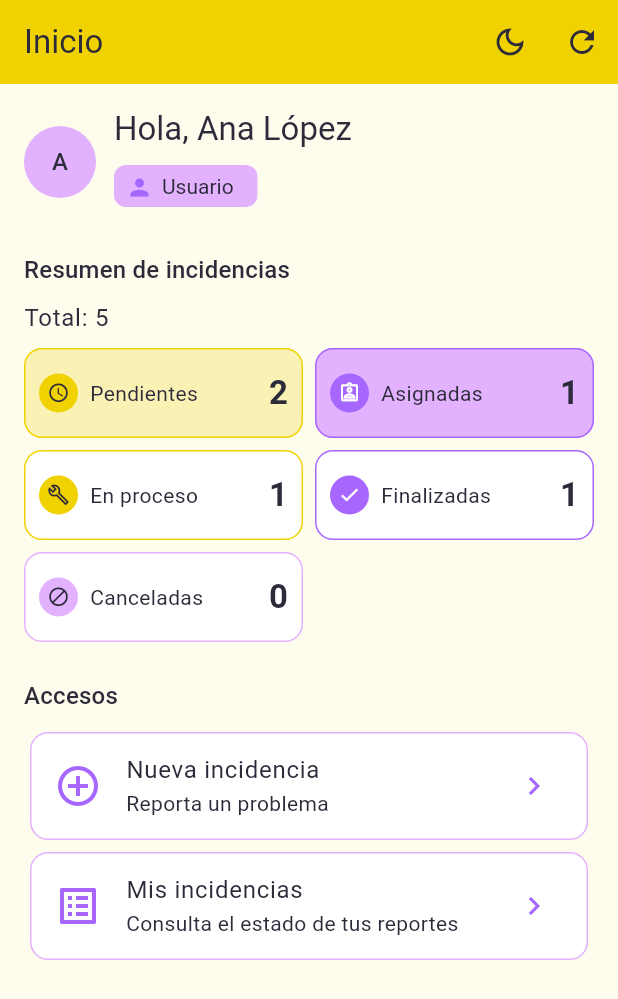
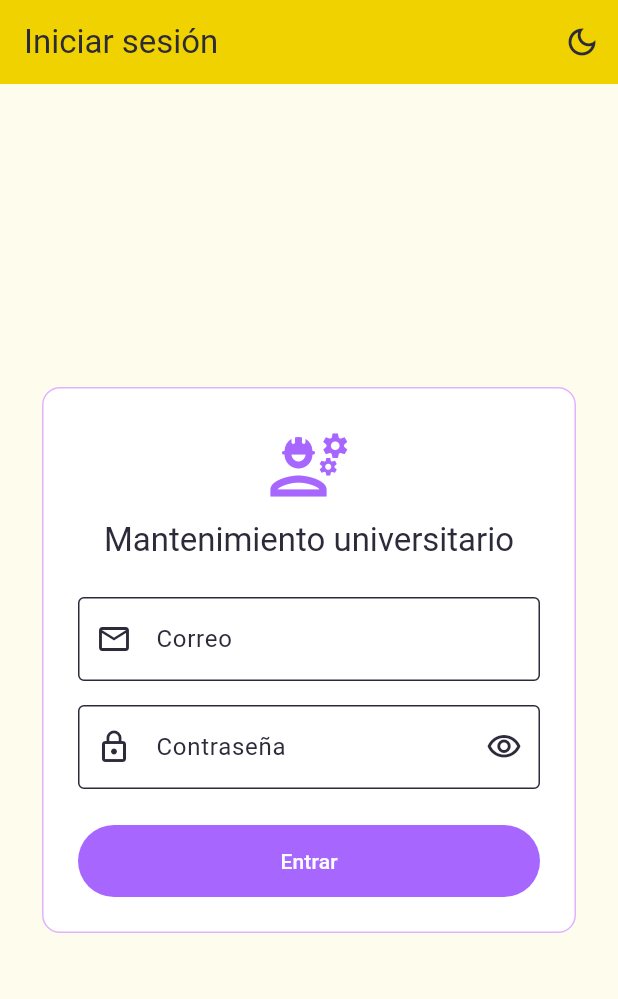
Before and after one commit to Sistema-Mantenimiento-Universitario/aplicacion-mantenimiento-universitario, a Flutter app: the screen it shows after launch, on a phone screen of 412 x 824 dp. Shown: the top 999 px of the screen. Run offline on Flutter 3.47's test engine with Material 3 defaults, Android fonts, the phone set to English and light mode, and no system bars; our stand-ins replace shared_preferences; accounts and stored records are empty.

Commit message:
F4: inicio de sesión y manejo de sesión

```diff
--- /dev/null
+++ b/frontend/lib/data/auth_fake_repository.dart
@@ -0,0 +1,73 @@
+import '../models/usuario.dart';
+import 'auth_repository.dart';
+import 'incidencias_repository.dart' show ApiException;
+
+/// Login simulado mientras el backend no tenga /api/auth/login.
+///
+/// Usuarios de prueba:
+///   ana@correo.com  / Ana12345  · usuario
+///   luis@correo.com / Luis12345 · operador
+class FakeAuthRepository implements AuthRepository {
+  FakeAuthRepository({this.demora = const Duration(milliseconds: 600)});
+
+  final Duration demora;
+
+  static const _usuarios = [
+    (
+      id: 1,
+      nombre: 'Ana López',
+      correo: 'ana@correo.com',
+      password: 'Ana12345',
+      rol: Rol.usuario,
+    ),
+    (
+      id: 2,
+      nombre: 'Luis Pérez',
+      correo: 'luis@correo.com',
+      password: 'Luis12345',
+      rol: Rol.operador,
+    ),
+  ];
+
+  static const _prefijoToken = 'fake-token-';
+
+  @override
+  Future<Usuario> login(String correo, String password) async {
+    await _esperar();
+    for (final u in _usuarios) {
+      if (u.correo == correo.trim().toLowerCase() && u.password == password) {
+        return _aUsuario(u);
+      }
+    }
+    throw ApiException('Correo o contraseña incorrectos', statusCode: 401);
+  }
+
+  @override
+  Future<Usuario> perfil(String token) async {
+    await _esperar();
+    final id = token.startsWith(_prefijoToken)
+        ? int.tryParse(token.substring(_prefijoToken.length))
+        : null;
+    for (final u in _usuarios) {
+      if (u.id == id) return _aUsuario(u);
+    }
+    throw ApiException(
+      'Sesión expirada. Inicia sesión de nuevo',
+      statusCode: 401,
+    );
+  }
+
+  Future<void> _esperar() async {
+    if (demora > Duration.zero) await Future<void>.delayed(demora);
+  }
+
+  static Usuario _aUsuario(
+    ({int id, String nombre, String correo, String password, Rol rol}) u,
+  ) => Usuario(
+    id: u.id,
+    nombre: u.nombre,
+    correo: u.correo,
+    rol: u.rol,
+    token: '$_prefijoToken${u.id}',
+  );
+}
--- /dev/null
+++ b/frontend/lib/data/sesion_controller.dart
@@ -0,0 +1,66 @@
+import 'package:flutter/foundation.dart';
+
+import '../models/usuario.dart';
+import 'auth_repository.dart';
+import 'incidencias_repository.dart' show ApiException;
+import 'sesion_storage.dart';
+
+enum EstadoSesion { cargando, sinSesion, conSesion }
+
+/// Estado de la sesión de toda la app. `main.dart` lo escucha para
+/// decidir si muestra el login o la pantalla principal.
+class SesionController extends ChangeNotifier {
+  SesionController({required this.auth, required this.storage});
+
+  final AuthRepository auth;
+  final SesionStorage storage;
+
+  EstadoSesion _estado = EstadoSesion.cargando;
+  Usuario? _usuario;
+
+  EstadoSesion get estado => _estado;
+  Usuario? get usuario => _usuario;
+
+  /// Al abrir la app: si hay sesión guardada, la valida con
+  /// GET /api/auth/perfil y entra directo a la pantalla principal.
+  Future<void> iniciar() async {
+    final guardado = await storage.leer();
+    if (guardado == null) {
+      _cambiar(EstadoSesion.sinSesion, null);
+      return;
+    }
+
+    try {
+      final usuario = await auth.perfil(guardado.token!);
+      await storage.guardar(usuario);
+      _cambiar(EstadoSesion.conSesion, usuario);
+    } on ApiException catch (e) {
+      if (e.sesionExpirada) {
+        // Token inválido o expirado: se borra y se pide login.
+        await storage.borrar();
+        _cambiar(EstadoSesion.sinSesion, null);
+      } else {
+        // Sin conexión u otro error: se entra con los datos guardados.
+        _cambiar(EstadoSesion.conSesion, guardado);
+      }
+    }
+  }
+
+  /// Lanza [ApiException] si las credenciales son incorrectas.
+  Future<void> iniciarSesion(String correo, String password) async {
+    final usuario = await auth.login(correo, password);
+    await storage.guardar(usuario);
+    _cambiar(EstadoSesion.conSesion, usuario);
+  }
+
+  Future<void> cerrarSesion() async {
+    await storage.borrar();
+    _cambiar(EstadoSesion.sinSesion, null);
+  }
+
+  void _cambiar(EstadoSesion estado, Usuario? usuario) {
+    _estado = estado;
+    _usuario = usuario;
+    notifyListeners();
+  }
+}
--- a/frontend/lib/main.dart
+++ b/frontend/lib/main.dart
@@ -1,9 +1,14 @@
 import 'package:flutter/material.dart';
 
+import 'data/auth_fake_repository.dart';
+import 'data/auth_repository.dart';
 import 'data/incidencias_fake_repository.dart';
 import 'data/incidencias_repository.dart';
+import 'data/sesion_controller.dart';
+import 'data/sesion_storage.dart';
 import 'models/usuario.dart';
 import 'pages/home_page.dart';
+import 'pages/login_page.dart';
 import 'pages/pendiente_page.dart';
 import 'pages/rutas.dart';
 import 'theme/app_theme.dart';
@@ -15,47 +20,85 @@ const String kApiBaseUrl = String.fromEnvironment(
   defaultValue: 'http://localhost:3000/api',
 );
 
+// TODO: cambiar defaultValue a true cuando el backend tenga
+// POST /api/auth/login y GET /api/incidencias/resumen.
 /// false → datos simulados. true → backend real:
-///   `flutter run -d chrome --dart-define=API_REAL=true --dart-define=API_TOKEN=TU_TOKEN`
-const bool kUsarApiReal = bool.fromEnvironment('API_REAL');
-
-/// JWT de prueba mientras no exista la pantalla de login.
-const String kTokenPrueba = String.fromEnvironment('API_TOKEN');
+///   `flutter run -d chrome --dart-define=API_REAL=true`
+const bool kUsarApiReal = bool.fromEnvironment('API_REAL', defaultValue: false);
 
 void main() {
   runApp(const MyApp());
 }
 
-class MyApp extends StatelessWidget {
-  const MyApp({super.key, this.repositorio});
+class MyApp extends StatefulWidget {
+  const MyApp({
+    super.key,
+    this.authRepository,
+    this.sesionStorage,
+    this.crearIncidenciasRepository,
+  });
 
-  /// Permite inyectar otro repositorio (lo usan las pruebas).
-  final IncidenciasRepository? repositorio;
+  /// Permiten inyectar dependencias (las usan las pruebas).
+  final AuthRepository? authRepository;
+  final SesionStorage? sesionStorage;
+  final IncidenciasRepository Function(Usuario usuario)?
+  crearIncidenciasRepository;
 
-  // TODO: reemplazar por el usuario que devuelve POST /api/auth/login.
-  // Para probar la vista del operador: id 2, Luis Pérez, Rol.operador.
-  static const Usuario usuarioDemo = Usuario(
-    id: 1,
-    nombre: 'Ana López',
-    correo: 'ana@correo.com',
-    rol: Rol.usuario,
-    token: kTokenPrueba,
-  );
+  @override
+  State<MyApp> createState() => _MyAppState();
+}
+
+class _MyAppState extends State<MyApp> {
+  late final SesionController _sesion;
+
+  @override
+  void initState() {
+    super.initState();
+    _sesion = SesionController(
+      auth:
+          widget.authRepository ??
+          (kUsarApiReal
+              ? ApiAuthRepository(baseUrl: kApiBaseUrl)
+              : FakeAuthRepository()),
+      storage: widget.sesionStorage ?? SesionStorage(),
+    )..iniciar();
+  }
+
+  @override
+  void dispose() {
+    _sesion.dispose();
+    super.dispose();
+  }
+
+  /// El token de la sesión se envía en las peticiones protegidas.
+  IncidenciasRepository _incidenciasPara(Usuario usuario) =>
+      widget.crearIncidenciasRepository?.call(usuario) ??
+      (kUsarApiReal
+          ? ApiIncidenciasRepository(baseUrl: kApiBaseUrl, token: usuario.token)
+          : FakeIncidenciasRepository(
+              idUsuario: usuario.id,
+              esOperador: usuario.esOperador,
+            ));
+
+  Widget _pantallaInicial() {
+    switch (_sesion.estado) {
+      case EstadoSesion.cargando:
+        return const _PantallaCarga();
+      case EstadoSesion.sinSesion:
+        return LoginPage(onIniciarSesion: _sesion.iniciarSesion);
+      case EstadoSesion.conSesion:
+        final usuario = _sesion.usuario!;
+        return HomePage(
+          key: ValueKey(usuario.id),
+          usuario: usuario,
+          repositorio: _incidenciasPara(usuario),
+          onCerrarSesion: _sesion.cerrarSesion,
+        );
+    }
+  }
 
   @override
   Widget build(BuildContext context) {
-    final IncidenciasRepository repo =
-        repositorio ??
-        (kUsarApiReal
-            ? ApiIncidenciasRepository(
-                baseUrl: kApiBaseUrl,
-                token: usuarioDemo.token,
-              )
-            : FakeIncidenciasRepository(
-                idUsuario: usuarioDemo.id,
-                esOperador: usuarioDemo.esOperador,
-              ));
-
     return ValueListenableBuilder<ThemeMode>(
       valueListenable: modoTema,
       builder: (context, modo, _) => MaterialApp(
@@ -64,10 +107,12 @@ class MyApp extends StatelessWidget {
         theme: AppTheme.claro,
         darkTheme: AppTheme.oscuro,
         themeMode: modo,
-        initialRoute: Rutas.inicio,
+        // La raíz escucha la sesión: login, carga o pantalla principal.
+        home: ListenableBuilder(
+          listenable: _sesion,
+          builder: (context, _) => _pantallaInicial(),
+        ),
         routes: {
-          Rutas.inicio: (_) =>
-              HomePage(usuario: usuarioDemo, repositorio: repo),
           // Sustituye estas pantallas provisionales por las reales:
           Rutas.nuevaIncidencia: (_) =>
               const PendientePage(titulo: 'Nueva incidencia'),
@@ -80,3 +125,12 @@ class MyApp extends StatelessWidget {
     );
   }
 }
+
+class _PantallaCarga extends StatelessWidget {
+  const _PantallaCarga();
+
+  @override
+  Widget build(BuildContext context) {
+    return const Scaffold(body: Center(child: CircularProgressIndicator()));
+  }
+}
--- a/frontend/lib/models/usuario.dart
+++ b/frontend/lib/models/usuario.dart
@@ -38,4 +38,10 @@ class Usuario {
         rol: Rol.fromString(json['rol'] as String?),
         token: token,
       );
+  Map<String, dynamic> toJson() => {
+    'id_usuario': id,
+    'nombre': nombre,
+    'correo': correo,
+    'rol': rol.name,
+  };
 }
--- /dev/null
+++ b/frontend/lib/pages/login_page.dart
@@ -0,0 +1,192 @@
+import 'package:flutter/material.dart';
+
+import '../data/incidencias_repository.dart' show ApiException;
+import '../theme/app_theme.dart';
+
+/// F4  Pantalla de inicio de sesión.
+class LoginPage extends StatefulWidget {
+  const LoginPage({super.key, required this.onIniciarSesion});
+
+  /// Hace el login. Debe lanzar [ApiException] si falla.
+  final Future<void> Function(String correo, String password) onIniciarSesion;
+
+  /// Reglas de docs/api.md → Límites y validaciones de campos.
+  static String? validarCorreo(String? valor) {
+    final correo = (valor ?? '').trim();
+    if (correo.isEmpty) return 'Escribe tu correo';
+    if (correo.length < 5 ||
+        correo.length > 150 ||
+        !RegExp(r'^[^\s@]+@[^\s@]+\.[^\s@]+$').hasMatch(correo)) {
+      return 'Escribe un correo válido';
+    }
+    return null;
+  }
+
+  static String? validarPassword(String? valor) {
+    final password = valor ?? '';
+    if (password.isEmpty) return 'Escribe tu contraseña';
+    if (password.length > 72) return 'La contraseña es demasiado larga';
+    return null;
+  }
+
+  @override
+  State<LoginPage> createState() => _LoginPageState();
+}
+
+class _LoginPageState extends State<LoginPage> {
+  final _formKey = GlobalKey<FormState>();
+  final _correo = TextEditingController();
+  final _password = TextEditingController();
+
+  bool _ocultarPassword = true;
+  bool _enviando = false;
+  String? _error;
+
+  @override
+  void dispose() {
+    _correo.dispose();
+    _password.dispose();
+    super.dispose();
+  }
+
+  Future<void> _enviar() async {
+    setState(() => _error = null);
+    if (!_formKey.currentState!.validate()) return;
+
+    setState(() => _enviando = true);
+    try {
+      await widget.onIniciarSesion(_correo.text.trim(), _password.text);
+    } on ApiException catch (e) {
+      if (mounted) setState(() => _error = e.mensaje);
+    } catch (_) {
+      if (mounted) setState(() => _error = 'No se pudo iniciar sesión');
+    } finally {
+      if (mounted) setState(() => _enviando = false);
+    }
+  }
+
+  @override
+  Widget build(BuildContext context) {
+    final theme = Theme.of(context);
+
+    return Scaffold(
+      appBar: AppBar(
+        title: const Text('Iniciar sesión'),
+        actions: const [BotonTema()],
+      ),
+      body: Center(
+        child: SingleChildScrollView(
+          padding: const EdgeInsets.all(24),
+          child: ConstrainedBox(
+            constraints: const BoxConstraints(maxWidth: 400),
+            child: Card(
+              child: Padding(
+                padding: const EdgeInsets.all(24),
+                child: Form(
+                  key: _formKey,
+                  child: AutofillGroup(
+                    child: Column(
+                      mainAxisSize: MainAxisSize.min,
+                      crossAxisAlignment: CrossAxisAlignment.stretch,
+                      children: [
+                        Icon(
+                          Icons.engineering_outlined,
+                          size: 56,
+                          color: theme.colorScheme.primary,
+                        ),
+                        const SizedBox(height: 8),
+                        Text(
+                          'Mantenimiento universitario',
+                          textAlign: TextAlign.center,
+                          style: theme.textTheme.titleLarge,
+                        ),
+                        const SizedBox(height: 24),
+                        TextFormField(
+                          controller: _correo,
+                          enabled: !_enviando,
+                          keyboardType: TextInputType.emailAddress,
+                          textInputAction: TextInputAction.next,
+                          autofillHints: const [AutofillHints.email],
+                          decoration: const InputDecoration(
+                            labelText: 'Correo',
+                            prefixIcon: Icon(Icons.email_outlined),
+                            border: OutlineInputBorder(),
+                          ),
+                          validator: LoginPage.validarCorreo,
+                        ),
+                        const SizedBox(height: 16),
+                        TextFormField(
+                          controller: _password,
+                          enabled: !_enviando,
+                          obscureText: _ocultarPassword,
+                          textInputAction: TextInputAction.done,
+                          autofillHints: const [AutofillHints.password],
+                          onFieldSubmitted: (_) => _enviar(),
+                          decoration: InputDecoration(
+                            labelText: 'Contraseña',
+                            prefixIcon: const Icon(Icons.lock_outline),
+                            border: const OutlineInputBorder(),
+                            suffixIcon: IconButton(
+                              tooltip: _ocultarPassword
+                                  ? 'Mostrar contraseña'
+                                  : 'Ocultar contraseña',
+                              icon: Icon(
+                                _ocultarPassword
+                                    ? Icons.visibility_outlined
+                                    : Icons.visibility_off_outlined,
+                              ),
+                              onPressed: () => setState(
+                                () => _ocultarPassword = !_ocultarPassword,
+                              ),
+                            ),
+                          ),
+                          validator: LoginPage.validarPassword,
+                        ),
+                        if (_error != null) ...[
+                          const SizedBox(height: 16),
+                          Row(
+                            children: [
+                              Icon(
+                                Icons.error_outline,
+                                color: theme.colorScheme.error,
+                              ),
+                              const SizedBox(width: 8),
+                              Expanded(
+                                child: Text(
+                                  _error!,
+                                  style: TextStyle(
+                                    color: theme.colorScheme.error,
+                                  ),
+                                ),
+                              ),
+                            ],
+                          ),
+                        ],
+                        const SizedBox(height: 24),
+                        FilledButton(
+                          onPressed: _enviando ? null : _enviar,
+                          style: FilledButton.styleFrom(
+                            minimumSize: const Size.fromHeight(48),
+                          ),
+                          child: _enviando
+                              ? const SizedBox(
+                                  width: 20,
+                                  height: 20,
+                                  child: CircularProgressIndicator(
+                                    strokeWidth: 2,
+                                  ),
+                                )
+                              : const Text('Entrar'),
+                        ),
+                      ],
+                    ),
+                  ),
+                ),
+              ),
+            ),
+          ),
+        ),
+      ),
+    );
+  }
+}
--- a/frontend/pubspec.yaml
+++ b/frontend/pubspec.yaml
@@ -35,6 +35,7 @@ dependencies:
   # Use with the CupertinoIcons class for iOS style icons.
   cupertino_icons: ^1.0.8
   http: ^1.6.0
+  shared_preferences: ^2.5.6
 
 dev_dependencies:
   flutter_test:
```
Also changed, not shown: frontend/lib/data/auth_repository.dart (added, +104 -0 lines), frontend/lib/data/sesion_storage.dart (added, +40 -0 lines), frontend/lib/pages/home_page.dart (+11 -2 lines), 4 other files.
